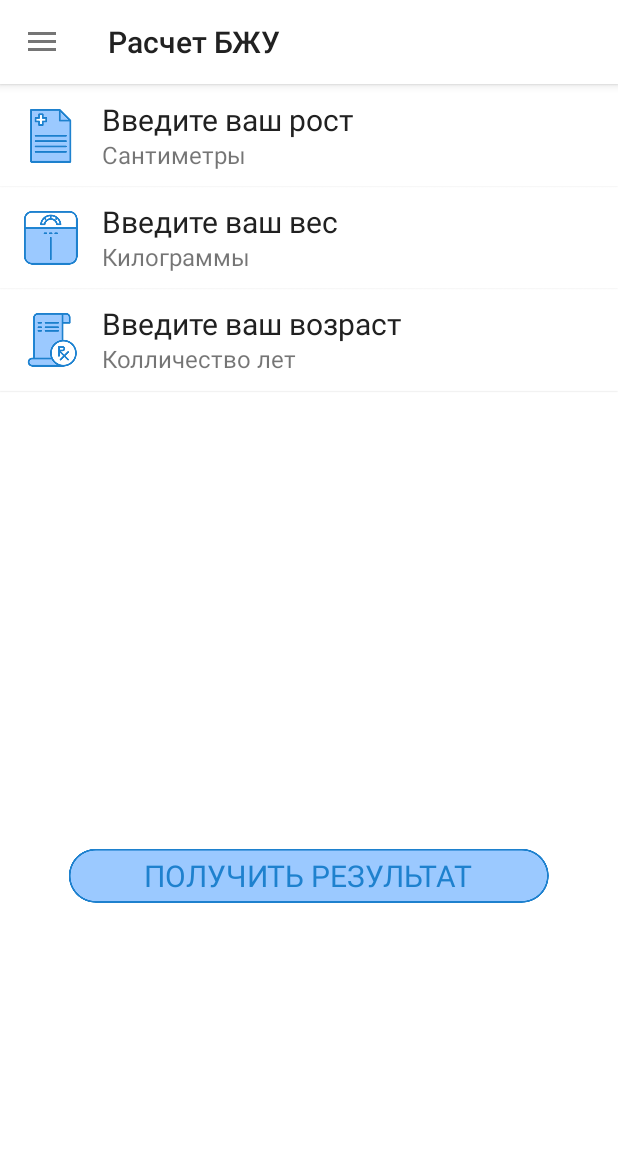
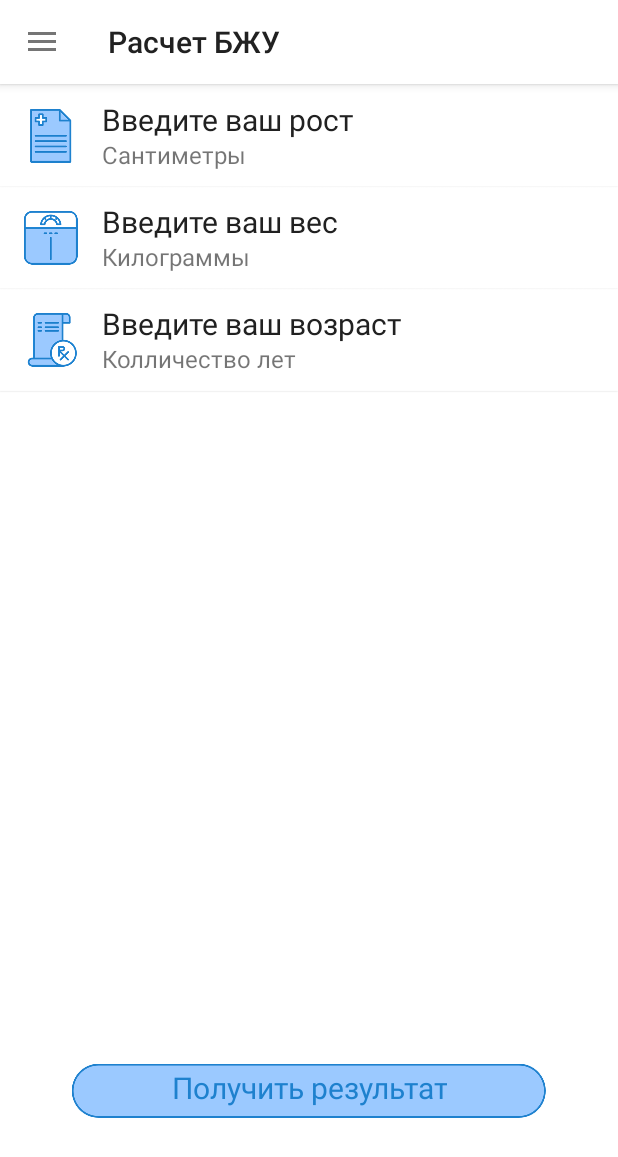
Before and after one commit to Ddarkbooked/PFC_Calculation, an Android app: the screen it shows after launch once a user with an empty profile is signed in (MainActivity), on a phone screen of 412 x 824 dp. Shown: the top 1157 px of the screen. Run offline under Robolectric (Android 15) with nearby library versions, the phone set to English and light mode, and no system bars; our stand-ins replace Firebase (no records; nobody signed in at launch, a user with empty details on screens opened directly).

Commit message:
Release version 1.1.2: fix layouts

```diff
--- a/app/build.gradle
+++ b/app/build.gradle
@@ -7,7 +7,7 @@ android {
         applicationId "com.donaldark.pfccalculation"
         minSdkVersion 21
         targetSdkVersion 28
-        versionCode 6
+        versionCode 7
         versionName "1.2"
         testInstrumentationRunner "android.support.test.runner.AndroidJUnitRunner"
     }
--- a/app/src/main/AndroidManifest.xml
+++ b/app/src/main/AndroidManifest.xml
@@ -19,6 +19,7 @@
             android:label="Расчет БЖУ"
             android:theme="@style/AppTheme.NoActionBar" />
         <activity
+            android:windowSoftInputMode="stateVisible"
             android:name=".LoginActivity"
             android:label="@string/title_activity_login"></activity>
         <activity android:name=".SplashActivity">
--- a/app/src/main/java/com/donaldark/pfccalculation/LoginActivity.java
+++ b/app/src/main/java/com/donaldark/pfccalculation/LoginActivity.java
@@ -59,8 +59,10 @@ public class LoginActivity extends AppCompatActivity implements View.OnClickList
     private EditText Password;
     private Button SignInButton;
     private Button RegistrationButton;
+    private Button LoginButton;
 
     MainActivity mainActivity = new MainActivity();
+
 
     @Override
     protected void onCreate(Bundle savedInstanceState) {
@@ -127,6 +129,40 @@ public class LoginActivity extends AppCompatActivity implements View.OnClickList
         } else {
             return;
         }
+
+//        // Initialize Facebook Login button
+//        mCallbackManager = CallbackManager.Factory.create();
+//        LoginButton loginButton = findViewById(R.id.buttonFacebookLogin);
+//        loginButton.setReadPermissions("email", "public_profile");
+//        loginButton.registerCallback(mCallbackManager, new FacebookCallback<LoginResult>() {
+//            @Override
+//            public void onSuccess(LoginResult loginResult) {
+//                Log.d(TAG, "facebook:onSuccess:" + loginResult);
+//                handleFacebookAccessToken(loginResult.getAccessToken());
+//            }
+//
+//            @Override
+//            public void onCancel() {
+//                Log.d(TAG, "facebook:onCancel");
+//                // ...
+//            }
+//
+//            @Override
+//            public void onError(FacebookException error) {
+//                Log.d(TAG, "facebook:onError", error);
+//                // ...
+//            }
+//        });
+//        // ...
+//        @Override
+//        protected void onActivityResult(int requestCode, int resultCode, Intent data) {
+//            super.onActivityResult(requestCode, resultCode, data);
+//
+//            // Pass the activity result back to the Facebook SDK
+//            mCallbackManager.onActivityResult(requestCode, resultCode, data);
+//        }
+
+
     }
 
     @Override
--- a/app/src/main/res/layout/activity_main.xml
+++ b/app/src/main/res/layout/activity_main.xml
@@ -1,6 +1,7 @@
 <?xml version="1.0" encoding="utf-8"?>
 <android.support.v4.widget.DrawerLayout xmlns:android="http://schemas.android.com/apk/res/android"
     xmlns:app="http://schemas.android.com/apk/res-auto"
+    android:animateLayoutChanges="true"
     xmlns:tools="http://schemas.android.com/tools"
     android:id="@+id/drawer_layout"
     android:layout_width="match_parent"
--- a/app/src/main/res/layout/activity_registration.xml
+++ b/app/src/main/res/layout/activity_registration.xml
@@ -1,6 +1,7 @@
 <?xml version="1.0" encoding="utf-8"?>
 <LinearLayout
     android:id="@+id/registration_linearLayout"
+    android:animateLayoutChanges="true"
     xmlns:android="http://schemas.android.com/apk/res/android"
     xmlns:tools="http://schemas.android.com/tools"
     android:layout_width="match_parent"
--- a/app/src/main/res/layout/activity_splash.xml
+++ b/app/src/main/res/layout/activity_splash.xml
@@ -1,6 +1,7 @@
 <?xml version="1.0" encoding="utf-8"?>
 <android.support.constraint.ConstraintLayout xmlns:android="http://schemas.android.com/apk/res/android"
     xmlns:app="http://schemas.android.com/apk/res-auto"
+    android:animateLayoutChanges="true"
     xmlns:tools="http://schemas.android.com/tools"
     android:layout_width="match_parent"
     android:layout_height="match_parent"
--- a/app/src/main/res/layout/app_bar_main.xml
+++ b/app/src/main/res/layout/app_bar_main.xml
@@ -1,6 +1,7 @@
 <?xml version="1.0" encoding="utf-8"?>
 <android.support.design.widget.CoordinatorLayout xmlns:android="http://schemas.android.com/apk/res/android"
     xmlns:app="http://schemas.android.com/apk/res-auto"
+    android:animateLayoutChanges="true"
     xmlns:tools="http://schemas.android.com/tools"
     android:layout_width="match_parent"
     android:layout_height="match_parent"
--- a/app/src/main/res/layout/content_main.xml
+++ b/app/src/main/res/layout/content_main.xml
@@ -1,6 +1,7 @@
 <?xml version="1.0" encoding="utf-8"?>
 <android.support.constraint.ConstraintLayout xmlns:android="http://schemas.android.com/apk/res/android"
     xmlns:app="http://schemas.android.com/apk/res-auto"
+    android:animateLayoutChanges="true"
     xmlns:tools="http://schemas.android.com/tools"
     android:layout_width="match_parent"
     android:layout_height="match_parent"
--- a/app/src/main/res/layout/fragment_about.xml
+++ b/app/src/main/res/layout/fragment_about.xml
@@ -1,5 +1,7 @@
 <?xml version="1.0" encoding="utf-8"?>
-<android.support.constraint.ConstraintLayout xmlns:android="http://schemas.android.com/apk/res/android"
+<android.support.constraint.ConstraintLayout
+    xmlns:android="http://schemas.android.com/apk/res/android"
+    android:animateLayoutChanges="true"
     xmlns:app="http://schemas.android.com/apk/res-auto"
     xmlns:tools="http://schemas.android.com/tools"
     android:layout_width="match_parent"
--- a/app/src/main/res/layout/fragment_calculate.xml
+++ b/app/src/main/res/layout/fragment_calculate.xml
@@ -1,6 +1,7 @@
 <?xml version="1.0" encoding="utf-8"?>
 <android.support.constraint.ConstraintLayout
     xmlns:android="http://schemas.android.com/apk/res/android"
+    android:animateLayoutChanges="true"
     xmlns:app="http://schemas.android.com/apk/res-auto"
     xmlns:tools="http://schemas.android.com/tools"
     android:id="@+id/constraint_layout"
@@ -217,16 +218,17 @@
 
     <LinearLayout
         android:id="@+id/get_result_button"
-        android:layout_width="320dp"
+        style="?android:attr/borderlessButtonStyle"
+        android:layout_width="match_parent"
         android:layout_height="36dp"
-        android:layout_marginTop="510dp"
+        android:layout_marginStart="48dp"
+        android:layout_marginEnd="48dp"
         android:background="@mipmap/get_result_button"
-        style="?android:attr/borderlessButtonStyle"
         app:layout_constraintBottom_toBottomOf="parent"
         app:layout_constraintEnd_toEndOf="parent"
         app:layout_constraintStart_toStartOf="parent"
-        app:layout_constraintTop_toTopOf="parent"
-        app:layout_constraintVertical_bias="0.0">
+        app:layout_constraintTop_toBottomOf="@+id/result_view_button"
+        app:layout_constraintVertical_bias="0.85">
 
         <RelativeLayout
             android:id="@+id/rl_result"
@@ -241,8 +243,8 @@
                 android:layout_alignParentBottom="true"
                 android:layout_centerHorizontal="true"
                 android:inputType="none"
-                android:paddingTop="4dp"
-                android:text="ПОЛУЧИТЬ РЕЗУЛЬТАТ"
+                android:paddingTop="2dp"
+                android:text="Получить результат"
                 android:textAlignment="center"
                 android:textAllCaps="false"
                 android:textColor="@color/colorAccent"
@@ -253,11 +255,11 @@
 
     <LinearLayout
         android:id="@+id/result_view_button"
-        android:layout_width="320dp"
+        android:layout_width="match_parent"
         android:layout_height="36dp"
-        android:layout_marginStart="8dp"
+        android:layout_marginStart="48dp"
         android:layout_marginTop="16dp"
-        android:layout_marginEnd="8dp"
+        android:layout_marginEnd="48dp"
         android:layout_marginBottom="8dp"
         android:background="@mipmap/get_result_button"
         app:layout_constraintBottom_toBottomOf="parent"
--- a/app/src/main/res/layout/fragment_result.xml
+++ b/app/src/main/res/layout/fragment_result.xml
@@ -1,5 +1,6 @@
 <?xml version="1.0" encoding="utf-8"?>
 <FrameLayout android:id="@+id/frame_layout"
+    android:animateLayoutChanges="true"
     xmlns:android="http://schemas.android.com/apk/res/android"
     android:layout_width="match_parent"
     android:layout_height="match_parent"
--- a/app/src/main/res/layout/fragment_result_list_item.xml
+++ b/app/src/main/res/layout/fragment_result_list_item.xml
@@ -1,6 +1,7 @@
 <?xml version="1.0" encoding="utf-8"?>
 <LinearLayout
     xmlns:android="http://schemas.android.com/apk/res/android"
+    android:animateLayoutChanges="true"
     android:id="@+id/result_tab"
     android:layout_width="match_parent"
     android:layout_height="wrap_content"
--- a/app/src/main/res/layout/nav_header_main.xml
+++ b/app/src/main/res/layout/nav_header_main.xml
@@ -1,5 +1,6 @@
 <?xml version="1.0" encoding="utf-8"?>
 <LinearLayout xmlns:android="http://schemas.android.com/apk/res/android"
+    android:animateLayoutChanges="true"
     xmlns:app="http://schemas.android.com/apk/res-auto"
     android:layout_width="match_parent"
     android:layout_height="@dimen/nav_header_height"
```
Also changed, not shown: app/src/main/res/layout/activity_login.xml (+17 -0 lines), 1 other file.
